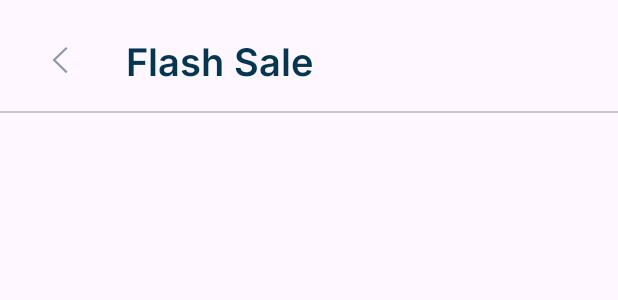
After one commit to Ruhlan2/Lafyuu, an Android app: the layout fragment_see_more.xml on its own in the app's theme, with its tools: preview values and no code run, on a phone screen of 412 x 824 dp. The commit adds this screen. Shown: the top 300 px of the screen. Run offline under Robolectric (Android 15) with nearby library versions, the phone set to English and light mode, and no system bars; Roboto replaces fonts that are not available here.

Commit message:
See More (for mega sale) screen added

```diff
--- a/app/src/main/java/com/ruhlanusubov/laza/service/Service.kt
+++ b/app/src/main/java/com/ruhlanusubov/laza/service/Service.kt
@@ -17,6 +17,8 @@ import retrofit2.http.Path
 import retrofit2.http.Query
 
 interface Service {
+    @GET("productWithoutLimit")
+    fun getMore():Call<DetailResponse>
     @GET("products")
     fun getProduct(
         @Query("limit") limit:Int)
--- a/app/src/main/res/layout/fragment_home.xml
+++ b/app/src/main/res/layout/fragment_home.xml
@@ -99,6 +99,7 @@
                     tools:layout_editor_absoluteY="331dp" />
 
                 <TextView
+                    android:id="@+id/moreCategory"
                     android:layout_width="wrap_content"
                     android:layout_height="wrap_content"
                     android:layout_gravity="bottom"
@@ -148,6 +149,7 @@
                     tools:layout_editor_absoluteY="331dp" />
 
                 <TextView
+                    android:id="@+id/seeMore"
                     android:layout_width="wrap_content"
                     android:layout_height="wrap_content"
                     android:layout_gravity="bottom"
--- /dev/null
+++ b/app/src/main/res/layout/fragment_see_more.xml
@@ -0,0 +1,51 @@
+<?xml version="1.0" encoding="utf-8"?>
+<androidx.constraintlayout.widget.ConstraintLayout xmlns:android="http://schemas.android.com/apk/res/android"
+    xmlns:tools="http://schemas.android.com/tools"
+    android:layout_width="match_parent"
+    android:layout_height="match_parent"
+    xmlns:app="http://schemas.android.com/apk/res-auto"
+    tools:context=".presentation.ui.home.SeeMoreFragment">
+
+    <com.google.android.material.button.MaterialButton
+        android:id="@+id/back"
+        style="@style/Widget.Material3.Button.IconButton"
+        android:layout_width="wrap_content"
+        android:layout_height="wrap_content"
+        android:layout_margin="16dp"
+        app:icon="@drawable/left"
+        app:iconTint="@color/grey"
+        app:layout_constraintStart_toStartOf="parent"
+        app:layout_constraintTop_toTopOf="parent" />
+
+    <TextView
+        android:id="@+id/textView21"
+        android:layout_width="wrap_content"
+        android:layout_height="wrap_content"
+        android:layout_marginStart="20dp"
+        android:fontFamily="@font/inter_semibold"
+        android:text="Flash Sale"
+        android:textColor="@color/blue_d"
+        android:textSize="25sp"
+        app:layout_constraintBottom_toBottomOf="@+id/back"
+        app:layout_constraintStart_toEndOf="@+id/back"
+        app:layout_constraintTop_toTopOf="@+id/back" />
+
+    <com.google.android.material.divider.MaterialDivider
+        android:id="@+id/materialDivider6"
+        android:layout_width="match_parent"
+        android:layout_height="1dp"
+        android:layout_marginTop="10dp"
+        app:layout_constraintEnd_toEndOf="parent"
+        app:layout_constraintStart_toStartOf="parent"
+        app:layout_constraintTop_toBottomOf="@+id/back" />
+
+    <androidx.recyclerview.widget.RecyclerView
+        android:id="@+id/moreRv"
+        android:layout_width="0dp"
+        android:layout_height="0dp"
+        android:layout_marginTop="20dp"
+        app:layout_constraintBottom_toBottomOf="parent"
+        app:layout_constraintEnd_toEndOf="parent"
+        app:layout_constraintStart_toStartOf="parent"
+        app:layout_constraintTop_toBottomOf="@+id/materialDivider6" />
+</androidx.constraintlayout.widget.ConstraintLayout>
```
Also changed, not shown: app/src/main/java/com/ruhlanusubov/laza/presentation/ui/cart/CartFragment.kt (+10 -4 lines), app/src/main/java/com/ruhlanusubov/laza/presentation/ui/home/HomeFragment.kt (+17 -3 lines), app/src/main/java/com/ruhlanusubov/laza/presentation/ui/home/SeeMoreFragment.kt (added, +79 -0 lines), app/src/main/res/layout/fragment_cart.xml (+15 -23 lines), app/src/main/res/navigation/app_graph.xml (+12 -0 lines).
